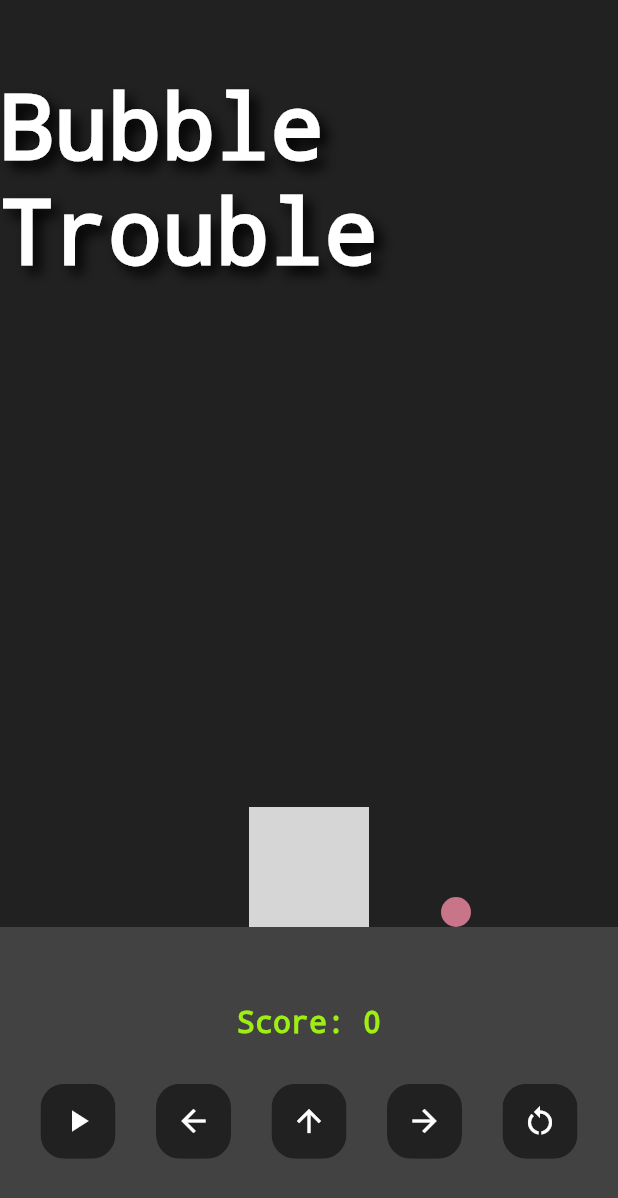
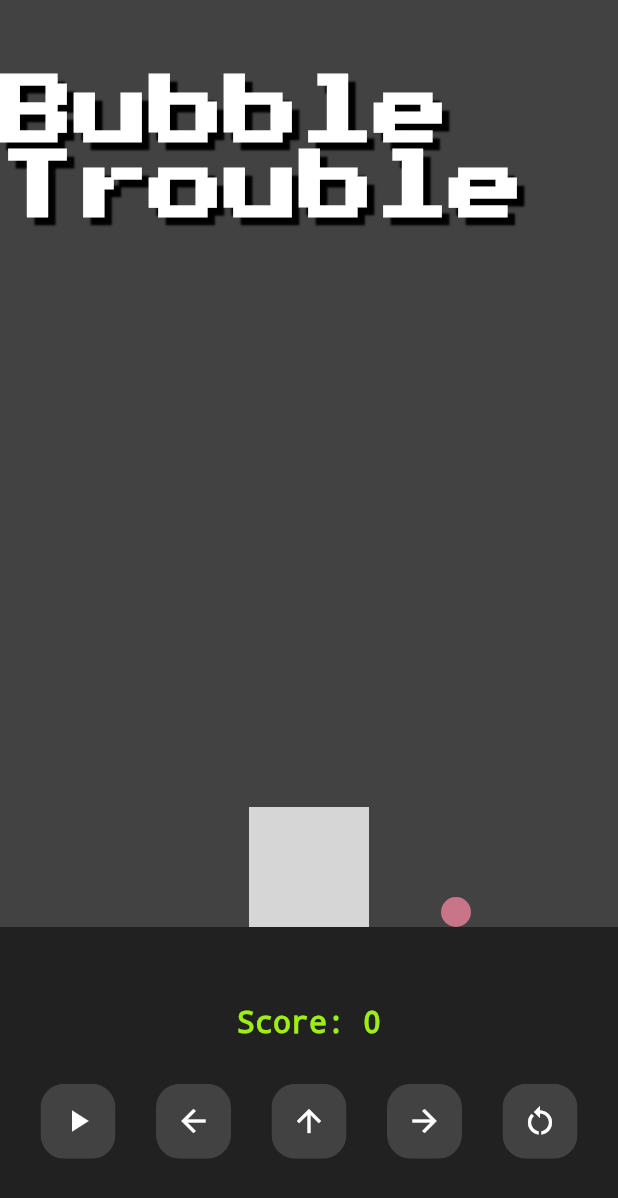
Before and after one commit to Rizz-33/Bubble-Trouble, a Flutter app: the screen it shows after launch, on a phone screen of 412 x 824 dp. Shown: the top 1198 px of the screen. Run offline on Flutter 3.47's test engine with Material 3 defaults, Android fonts, the phone set to English and light mode, and no system bars; our stand-ins replace google_fonts; grey boxes are pictures that could not be loaded.

Commit message:
modify: styles

```diff
--- a/lib/button.dart
+++ b/lib/button.dart
@@ -13,7 +13,7 @@ class MyButton extends StatelessWidget {
       child: ClipRRect(
         borderRadius: BorderRadius.circular(16),
         child: Container(
-          color: Colors.grey[900],
+          color: Colors.grey[800],
           width: 50,
           height: 50,
           child: Center(child: Icon(icon, color: Colors.white,)),
--- a/lib/home.dart
+++ b/lib/home.dart
@@ -6,6 +6,7 @@ import 'package:bubble_trouble/missile.dart';
 import 'package:bubble_trouble/player.dart';
 import 'package:flutter/material.dart';
 import 'package:flutter/services.dart';
+import 'package:google_fonts/google_fonts.dart';
 
 enum Direction { LEFT, RIGHT }
 
@@ -206,7 +207,7 @@ class _HomePageState extends State<HomePage> {
           Expanded(
             flex: 3,
             child: Container(
-              color: Colors.grey[900],
+              color: Colors.grey[800],
               child: Stack(
                 children: [
                   MyBall(bX: bX, bY: bY),
@@ -219,20 +220,21 @@ class _HomePageState extends State<HomePage> {
                     child: Center(
                       child: Text(
                         'Bubble Trouble',
-                        style: TextStyle(
+                        style: GoogleFonts.pressStart2p(
                           decoration: TextDecoration.none,
-                          fontSize: 60.0,
+                          fontSize: 50.0,
                           fontWeight: FontWeight.bold,
                           color: Colors.white,
                           shadows: [
                             Shadow(
-                              blurRadius: 10.0,
+                              blurRadius: 1.0,
                               color: Colors.black,
                               offset: Offset(5.0, 5.0),
                             ),
                           ],
                         ),
                       ),
+
                     ),
                   ),
                 ],
@@ -242,7 +244,7 @@ class _HomePageState extends State<HomePage> {
 
           Expanded(
             child: Container(
-              color: Colors.grey[800],
+              color: Colors.grey[900],
               child: Column(
                 mainAxisAlignment: MainAxisAlignment.center,
                 children: [
--- a/pubspec.yaml
+++ b/pubspec.yaml
@@ -35,6 +35,7 @@ dependencies:
   # The following adds the Cupertino Icons font to your application.
   # Use with the CupertinoIcons class for iOS style icons.
   cupertino_icons: ^1.0.6
+  google_fonts: ^6.2.0
 
 dev_dependencies:
   flutter_test:
```
Also changed, not shown: pubspec.lock, 1 other file.
